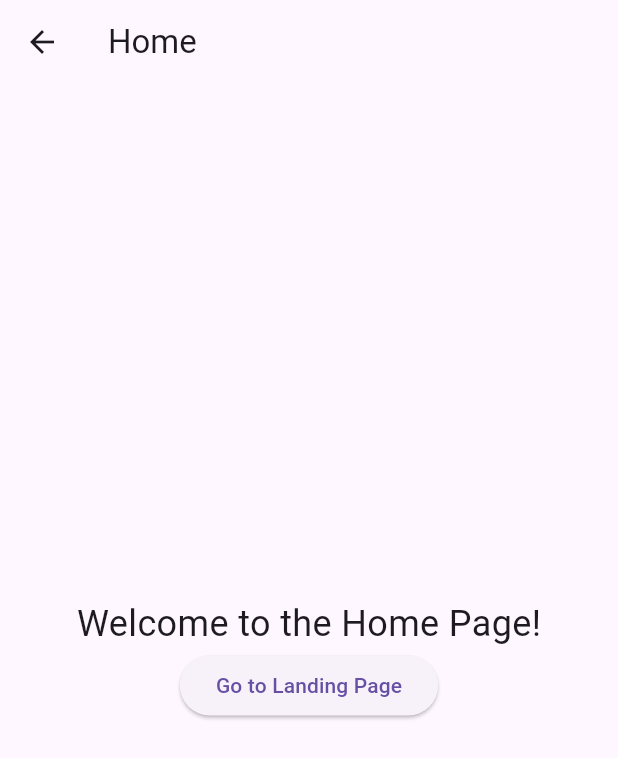
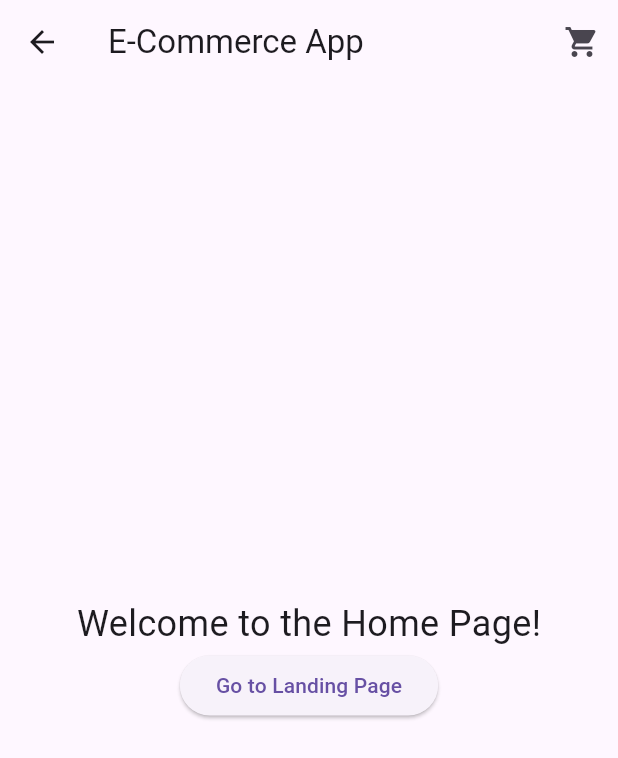
Before and after one commit to ADHI-NANDGATE/FullStack, a Flutter app: the Home screen opened by its route, on a phone screen of 412 x 824 dp. Shown: the top 758 px of the screen. Run offline on Flutter 3.47's test engine with Material 3 defaults, Android fonts, the phone set to English and light mode, and no system bars.

Commit message:
CustomApp Bar Updated

```diff
--- /dev/null
+++ b/ecom_app/lib/components/appbar.dart
@@ -0,0 +1,28 @@
+import 'package:flutter/material.dart';
+
+class CustomAppBar extends StatefulWidget implements PreferredSizeWidget {
+  const CustomAppBar({super.key});
+
+  @override
+  Size get preferredSize => const Size.fromHeight(kToolbarHeight);
+
+  @override
+  State<CustomAppBar> createState() => _CustomAppBarState();
+}
+
+class _CustomAppBarState extends State<CustomAppBar> {
+  @override
+  Widget build(BuildContext context) {
+    return AppBar(
+      title: const Text('E-Commerce App'),
+      actions: [
+        IconButton(
+          icon: const Icon(Icons.shopping_cart),
+          onPressed: () {
+            Navigator.pushNamed(context, '/cart');
+          },
+        ),
+      ],
+    );
+  }
+}
--- a/ecom_app/lib/home.dart
+++ b/ecom_app/lib/home.dart
@@ -1,3 +1,4 @@
+import 'package:ecom_app/components/appbar.dart';
 import 'package:flutter/material.dart';
 
 class Home extends StatefulWidget {
@@ -11,9 +12,7 @@ class _HomeState extends State<Home> {
   @override
   Widget build(BuildContext context) {
     return Scaffold(
-      appBar: AppBar(
-        title: const Text('Home'),
-      ),
+      appBar: CustomAppBar(),
       body: Center(
         child: Column(
           mainAxisAlignment: MainAxisAlignment.center,
```
